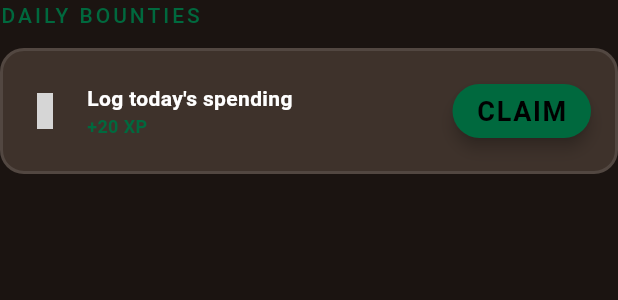
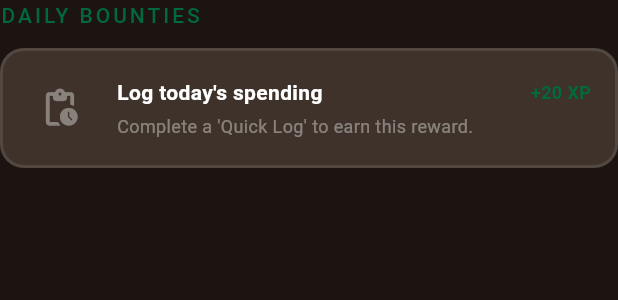
Before and after one commit to cahine22/tracknstack, a Flutter app: the DailyQuestWidget widget shown alone on an empty page, opened directly with empty values, on a phone screen of 412 x 824 dp. Shown: the top 300 px of the screen. Run offline on Flutter 3.47's test engine with Material 3 defaults, Android fonts, the phone set to English and light mode, and no system bars; our stand-ins replace cloud_firestore, firebase_auth, firebase_core, flutter_dotenv, flutter_riverpod, google_sign_in; accounts and stored records are empty; statements that could not run were skipped; grey boxes are pictures that could not be loaded.

Commit message:
feat: automate Daily Quest completion via transaction logs
- Requirement #7: Refined quest logic so 'Log today's spending' completes automatically when a transaction is added.
- Updated TransactionService to trigger quest completion logic.
- Removed manual 'Claim' button from DailyQuestWidget for a more seamless experience.
- Improved UI feedback for pending vs. completed daily quests.

```diff
--- a/lib/services/transaction_service.dart
+++ b/lib/services/transaction_service.dart
@@ -1,24 +1,30 @@
 import 'package:cloud_firestore/cloud_firestore.dart';
 import '../models/transaction_model.dart';
+import 'user_service.dart';
 
 /// Pure logic class for [Cloud Firestore] transaction-related services.
 class TransactionService {
   final FirebaseFirestore _firestore = FirebaseFirestore.instance;
+  final UserService _userService = UserService();
 
   /// Reference to the 'transactions' collection in Firestore.
   CollectionReference get _transactionsRef => _firestore.collection('transactions');
 
   /// Add a new transaction and reward the user with XP.
   Future<void> addTransaction(TransactionModel transaction) async {
-    // 1. Add the transaction and XP update (NOT awaited)
-    _transactionsRef.add(transaction.toMap());
+    // 1. Add the transaction
+    await _transactionsRef.add(transaction.toMap());
 
+    // 2. Award standard transaction XP (+5 XP)
     final userDoc = _firestore.collection('users').doc(transaction.userId);
-    userDoc.update({
+    await userDoc.update({
       'points': FieldValue.increment(5),
     });
 
-    // 2. Brief delay for local cache propagation
+    // 3. Trigger Daily Quest completion logic (+20 XP for the first log of the day)
+    await _userService.completeQuest(transaction.userId, 'daily_log', 20);
+
+    // 4. Brief delay for local cache propagation
     await Future.delayed(const Duration(milliseconds: 300));
   }
 
--- a/lib/widgets/daily_quest_widget.dart
+++ b/lib/widgets/daily_quest_widget.dart
@@ -1,7 +1,6 @@
 import 'package:flutter/material.dart';
 import 'package:flutter_riverpod/flutter_riverpod.dart';
 import '../models/user_model.dart';
-import '../providers/user_provider.dart';
 
 class DailyQuestWidget extends ConsumerWidget {
   final UserModel user;
@@ -30,9 +29,9 @@ class DailyQuestWidget extends ConsumerWidget {
           title: "Log today's spending",
           reward: '+20 XP',
           isCompleted: completedQuests.contains('daily_log'),
-          onComplete: () {
-            ref.read(userServiceProvider).completeQuest(user.uid, 'daily_log', 20);
-          },
+          description: isCompleted
+            ? "Bounty collected! Check back tomorrow."
+            : "Complete a 'Quick Log' to earn this reward.",
         ),
       ],
     );
@@ -44,14 +43,14 @@ class _QuestItem extends StatelessWidget {
   final String title;
   final String reward;
   final bool isCompleted;
-  final VoidCallback onComplete;
+  final String description;
 
   const _QuestItem({
     required this.id,
     required this.title,
     required this.reward,
     required this.isCompleted,
-    required this.onComplete,
+    required this.description,
   });
 
   @override
@@ -71,14 +70,24 @@ class _QuestItem extends StatelessWidget {
       ),
       child: Row(
         children: [
-          Icon(
-            isCompleted ? Icons.check_circle : Icons.RadioButtonUnchecked,
+          Container(
+            padding: const EdgeInsets.all(8),
+            decoration: BoxDecoration(
+              color: isCompleted ? theme.primaryColor.withValues(alpha: 0.1) : Colors.white05,
+              shape: BoxShape.circle,
+            ),
+            child: Icon(
+              isCompleted ? Icons.check_circle : Icons.pending_actions_rounded,
               color: isCompleted ? theme.primaryColor : Colors.white38,
+              size: 28,
+            ),
           ),
           const SizedBox(width: 16),
           Expanded(
             child: Column(
               crossAxisAlignment: CrossAxisAlignment.start,
+              children: [
+                Row(
                   children: [
                     Text(
                       title,
@@ -88,6 +97,7 @@ class _QuestItem extends StatelessWidget {
                         color: isCompleted ? Colors.white38 : Colors.white,
                       ),
                     ),
+                    const Spacer(),
                     Text(
                       reward,
                       style: TextStyle(
@@ -98,17 +108,16 @@ class _QuestItem extends StatelessWidget {
                     ),
                   ],
                 ),
+                const SizedBox(height: 4),
+                Text(
+                  description,
+                  style: const TextStyle(
+                    color: Colors.white38,
+                    fontSize: 12,
                   ),
-          if (!isCompleted)
-            ElevatedButton(
-              onPressed: onComplete,
-              style: ElevatedButton.styleFrom(
-                backgroundColor: theme.primaryColor,
-                foregroundColor: Colors.black,
-                padding: const EdgeInsets.symmetric(horizontal: 16),
-                minimumSize: const Size(0, 36),
                 ),
-              child: const Text('CLAIM'),
+              ],
+            ),
           ),
         ],
       ),
```
Lines whose indentation alone changed are shown as unchanged.
